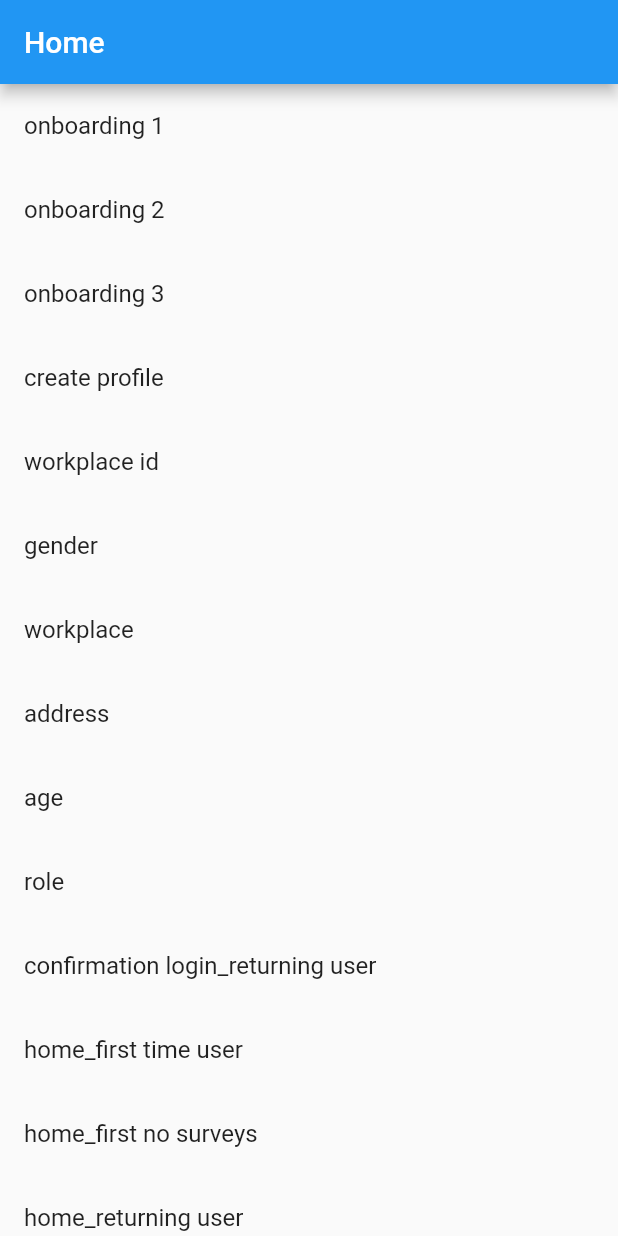
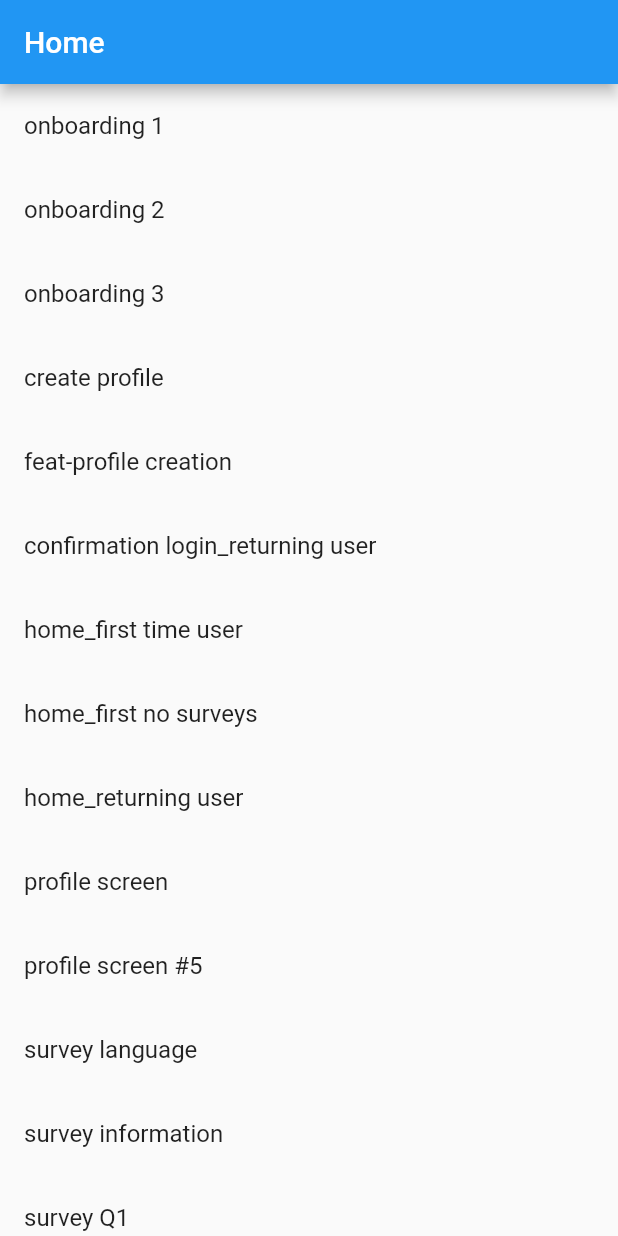
Before and after one commit to slavefreetrade/libertas_people, a Flutter app: the screen it shows after launch, on a phone screen of 412 x 824 dp. Run offline on Flutter 3.47's test engine with Material 2 defaults, Android fonts, the phone set to English and light mode, and no system bars.

Commit message:
renamed home_page to UIDevelopmentPage, edited michaels list tiles to one tile 'feat-profile creation'

```diff
--- a/lib/main.dart
+++ b/lib/main.dart
@@ -1,6 +1,6 @@
 import 'package:flutter/material.dart';
 
-import 'pages/home_page.dart';
+import 'pages/ui_development_page.dart';
 
 void main() {
   runApp(MyApp());
@@ -15,7 +15,7 @@ class MyApp extends StatelessWidget {
         primarySwatch: Colors.blue,
         visualDensity: VisualDensity.adaptivePlatformDensity,
       ),
-      home: HomePage(),
+      home: UIDevelopmentPage(),
     );
   }
 }
--- a/lib/pages/home_page.dart
+++ b/lib/pages/ui_development_page.dart
@@ -1,11 +1,11 @@
 import 'package:flutter/material.dart';
 
-class HomePage extends StatefulWidget {
+class UIDevelopmentPage extends StatefulWidget {
   @override
-  _HomePageState createState() => _HomePageState();
+  _UIDevelopmentPageState createState() => _UIDevelopmentPageState();
 }
 
-class _HomePageState extends State<HomePage> {
+class _UIDevelopmentPageState extends State<UIDevelopmentPage> {
   @override
   Widget build(BuildContext context) {
     return Scaffold(
@@ -39,41 +39,12 @@ class _HomePageState extends State<HomePage> {
               },
             ),
             ListTile(
-              title: Text("workplace id"),
+              title: Text("feat-profile creation"),
               onTap: () {
                 print("nav to workplace id page");
               },
             ),
-            ListTile(
-              title: Text("gender"),
-              onTap: () {
-                print("nav to gender page");
-              },
-            ),
-            ListTile(
-              title: Text("workplace"),
-              onTap: () {
-                print("nav to workplace page");
-              },
-            ),
-            ListTile(
-              title: Text("address"),
-              onTap: () {
-                print("nav to address page");
-              },
-            ),
-            ListTile(
-              title: Text("age"),
-              onTap: () {
-                print("nav to age page");
-              },
-            ),
-            ListTile(
-              title: Text("role"),
-              onTap: () {
-                print("nav to role page");
-              },
-            ),
+
             ListTile(
               title: Text("confirmation login_returning user"),
               onTap: () {
--- a/lib/todo_practice_work/global_widgets/our_drawer.dart
+++ b/lib/todo_practice_work/global_widgets/our_drawer.dart
@@ -1,5 +1,5 @@
 import 'package:flutter/material.dart';
-import 'package:libertaspeople/pages/home_page.dart';
+import 'package:libertaspeople/pages/ui_development_page.dart';
 import 'package:libertaspeople/todo_practice_work/data/todo_repository.dart';
 import 'package:libertaspeople/todo_practice_work/features/peters_todo_list/peters_page.dart';
 import 'package:libertaspeople/todo_practice_work/features/vipuls_todo_list/vipuls_page.dart';
@@ -25,7 +25,7 @@ class OurDrawer extends StatelessWidget {
             onTap: () {
               Navigator.of(context).push(
                 MaterialPageRoute(
-                  builder: (context) => HomePage(),
+                  builder: (context) => UIDevelopmentPage(),
                 ),
               );
             },
```
